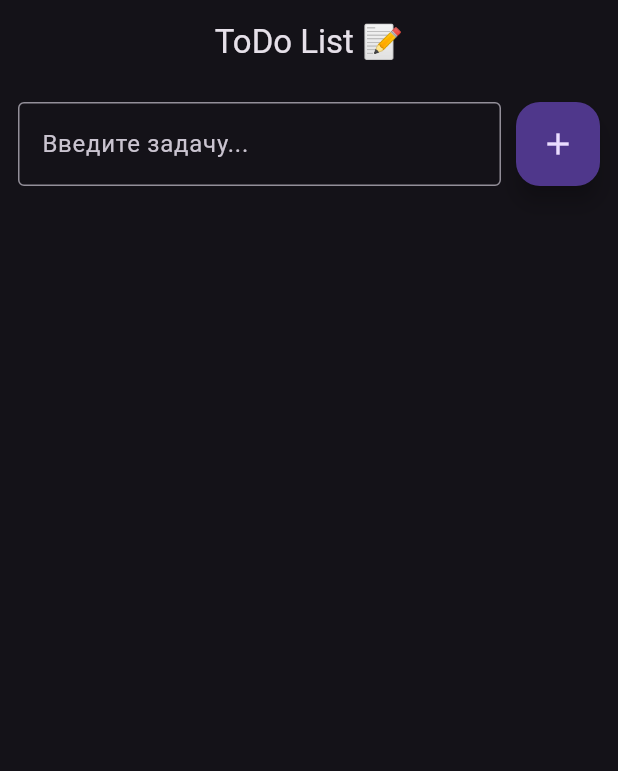
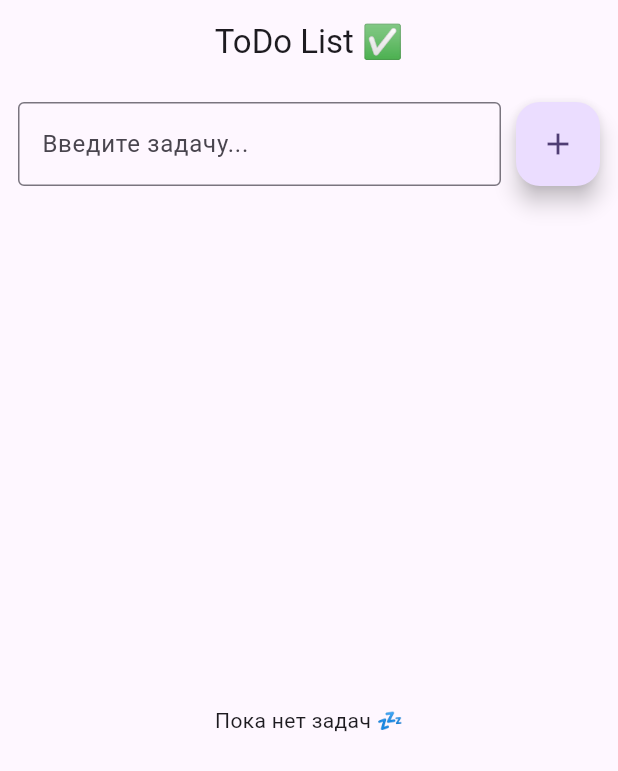
Before and after one commit to Cucumberi135/mob_razrabotka_flutter, a Flutter app: the screen it shows after launch, after a tap on the "add" icon, on a phone screen of 412 x 824 dp. Shown: the top 771 px of the screen. Run offline on Flutter 3.47's test engine with Material 3 defaults, Android fonts, the phone set to English and light mode, and no system bars; our stand-ins replace shared_preferences.

Commit message:
more functional

```diff
--- a/todolis/lib/main.dart
+++ b/todolis/lib/main.dart
@@ -1,4 +1,6 @@
 import 'package:flutter/material.dart';
+import 'package:shared_preferences/shared_preferences.dart';
+import 'dart:convert';
 
 void main() {
   runApp(const ToDoApp());
@@ -12,12 +14,24 @@ class ToDoApp extends StatelessWidget {
     return MaterialApp(
       title: 'ToDoList',
       theme: ThemeData(
-        primarySwatch: Colors.indigo,
-        brightness: Brightness.dark,
+        colorScheme: ColorScheme.fromSeed(seedColor: Colors.deepPurple),
+        useMaterial3: true,
       ),
       home: const ToDoHomePage(),
     );
   }
+}
+
+class Task {
+  String title;
+  bool isDone;
+
+  Task({required this.title, this.isDone = false});
+
+  Map<String, dynamic> toJson() => {'title': title, 'isDone': isDone};
+
+  factory Task.fromJson(Map<String, dynamic> json) =>
+      Task(title: json['title'], isDone: json['isDone']);
 }
 
 class ToDoHomePage extends StatefulWidget {
@@ -28,27 +42,59 @@ class ToDoHomePage extends StatefulWidget {
 }
 
 class _ToDoHomePageState extends State<ToDoHomePage> {
-  final List<String> _tasks = [];
   final TextEditingController _controller = TextEditingController();
+  List<Task> _tasks = [];
+
+  @override
+  void initState() {
+    super.initState();
+    WidgetsBinding.instance.addPostFrameCallback((_) => _loadTasks());
+  }
+
+  Future<void> _loadTasks() async {
+    final prefs = await SharedPreferences.getInstance();
+    final String? tasksJson = prefs.getString('tasks');
+    if (tasksJson != null && tasksJson.isNotEmpty) {
+      final List decoded = jsonDecode(tasksJson);
+      setState(() {
+        _tasks = decoded.map((e) => Task.fromJson(e)).toList();
+      });
+    }
+  }
+
+  Future<void> _saveTasks() async {
+    final prefs = await SharedPreferences.getInstance();
+    final String tasksJson = jsonEncode(_tasks.map((e) => e.toJson()).toList());
+    await prefs.setString('tasks', tasksJson);
+  }
 
   void _addTask() {
     if (_controller.text.trim().isEmpty) return;
     setState(() {
-      _tasks.add(_controller.text.trim());
+      _tasks.add(Task(title: _controller.text.trim()));
       _controller.clear();
     });
+    _saveTasks();
+  }
+
+  void _toggleTask(int index) {
+    setState(() {
+      _tasks[index].isDone = !_tasks[index].isDone;
+    });
+    _saveTasks();
   }
 
   void _removeTask(int index) {
     setState(() {
       _tasks.removeAt(index);
     });
+    _saveTasks();
   }
 
   @override
   Widget build(BuildContext context) {
     return Scaffold(
-      appBar: AppBar(title: const Text('ToDo List 📝'), centerTitle: true),
+      appBar: AppBar(title: const Text('ToDo List ✅'), centerTitle: true),
       body: Column(
         children: [
           Padding(
@@ -74,16 +120,28 @@ class _ToDoHomePageState extends State<ToDoHomePage> {
             ),
           ),
           Expanded(
-            child: ListView.builder(
+            child: _tasks.isEmpty
+                ? const Center(child: Text('Пока нет задач 💤'))
+                : ListView.builder(
                     itemCount: _tasks.length,
                     itemBuilder: (context, index) {
+                      final task = _tasks[index];
                       return Dismissible(
-                  key: Key(_tasks[index]),
+                        key: Key(task.title),
                         onDismissed: (_) => _removeTask(index),
                         background: Container(color: Colors.red),
-                  child: ListTile(
-                    title: Text(_tasks[index]),
-                    leading: const Icon(Icons.check_box_outline_blank),
+                        child: CheckboxListTile(
+                          title: Text(
+                            task.title,
+                            style: TextStyle(
+                              decoration: task.isDone
+                                  ? TextDecoration.lineThrough
+                                  : null,
+                              color: task.isDone ? Colors.grey : null,
+                            ),
+                          ),
+                          value: task.isDone,
+                          onChanged: (_) => _toggleTask(index),
                         ),
                       );
                     },
```
Also changed, not shown: todolis/pubspec.yaml (+6 -72 lines), todolis/pubspec.lock, 1 other file. Lines whose indentation alone changed are shown as unchanged.
